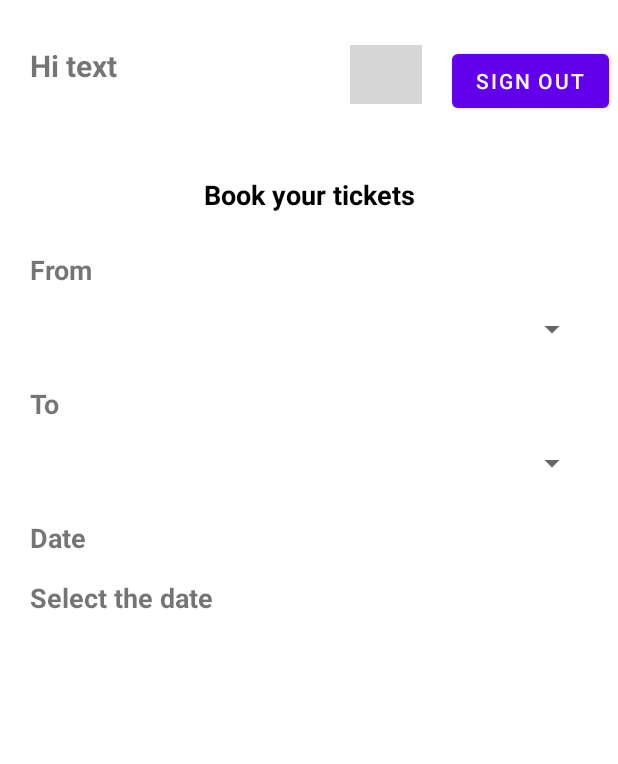
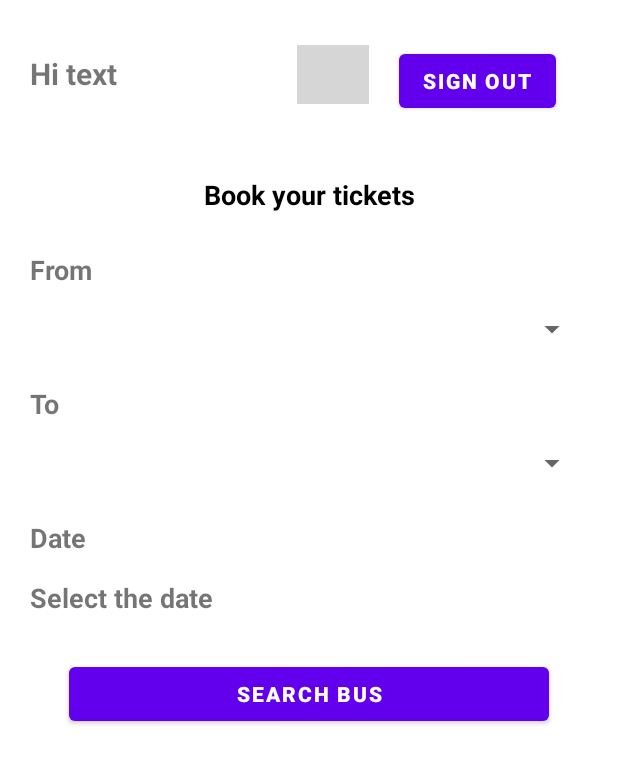
Before and after one commit to sumitdesai1997/androidFinalProject_BusTicketBooking, an Android app: the layout activity_search_bus.xml on its own in the app's theme, with its tools: preview values and no code run, on a phone screen of 412 x 824 dp. Shown: the top 764 px of the screen. Run offline under Robolectric (Android 15) with nearby library versions, the light colour scheme and no system bars; grey boxes are pictures that could not be loaded.

Commit message:
Bus class added and search bus logic part done

```diff
--- a/app/src/main/java/com/example/androidfinalproject_busbooking/MainActivity.java
+++ b/app/src/main/java/com/example/androidfinalproject_busbooking/MainActivity.java
@@ -22,6 +22,7 @@ public class MainActivity extends AppCompatActivity {
     public static String passReg = "^(?=.*[A-Za-z])(?=.*\\d)(?=.*[$@$!%*#?&])[A-Za-z\\d$@$!%*#?&]{8,}$";
     public static String letterReg = "^[a-zA-Z]+(([',. -][a-zA-Z ])?[a-zA-Z]*)*$";
     public static ArrayList<User> userList = new ArrayList<>();
+    public static User currentUser = new User();
 
     @Override
     protected void onCreate(Bundle savedInstanceState) {
@@ -55,6 +56,7 @@ public class MainActivity extends AppCompatActivity {
                 for(User user:userList){
                     if(user.email.equalsIgnoreCase(email) && user.password.equalsIgnoreCase(password)){
                         exist = true;
+                        currentUser = user;
                     }
                 }
 
@@ -67,7 +69,7 @@ public class MainActivity extends AppCompatActivity {
                 } else if(!exist){
                     Toast.makeText(getBaseContext(), "User does not exist", Toast.LENGTH_SHORT).show();
                 } else{
-                    Intent intent = new Intent(getBaseContext(), SignUp.class);
+                    Intent intent = new Intent(getBaseContext(), SearchBus.class);
                     startActivity(intent);
                 }
             } else {
--- a/app/src/main/res/layout/activity_search_bus.xml
+++ b/app/src/main/res/layout/activity_search_bus.xml
@@ -12,12 +12,26 @@
         android:layout_height="wrap_content"
         tools:context=".SearchBus">
 
+        <Button
+            android:id="@+id/btnSearchBus"
+            android:layout_width="wrap_content"
+            android:layout_height="wrap_content"
+            android:layout_marginStart="40dp"
+            android:layout_marginTop="28dp"
+            android:layout_marginEnd="40dp"
+            android:text="                       Search Bus                       "
+            android:textSize="14sp"
+            android:textStyle="bold"
+            app:layout_constraintEnd_toEndOf="parent"
+            app:layout_constraintStart_toStartOf="parent"
+            app:layout_constraintTop_toBottomOf="@+id/tvDate" />
+
         <TextView
-            android:id="@+id/textView10"
+            android:id="@+id/tvWelcome"
             android:layout_width="wrap_content"
             android:layout_height="wrap_content"
             android:layout_marginStart="20dp"
-            android:layout_marginTop="30dp"
+            android:layout_marginTop="35dp"
             android:text="Hi text"
             android:textSize="20sp"
             android:textStyle="bold"
@@ -25,23 +39,24 @@
             app:layout_constraintTop_toTopOf="parent" />
 
         <ImageView
-            android:id="@+id/imageView"
+            android:id="@+id/imgWallet"
             android:layout_width="48dp"
             android:layout_height="39dp"
-            android:layout_marginStart="155dp"
+            android:layout_marginStart="120dp"
             android:layout_marginTop="30dp"
-            app:layout_constraintStart_toEndOf="@+id/textView10"
+            app:layout_constraintStart_toEndOf="@+id/tvWelcome"
             app:layout_constraintTop_toTopOf="parent"
             tools:srcCompat="@tools:sample/backgrounds/scenic" />
 
         <Button
-            android:id="@+id/button"
+            android:id="@+id/btnSignOut"
             android:layout_width="wrap_content"
             android:layout_height="wrap_content"
             android:layout_marginStart="20dp"
             android:layout_marginTop="30dp"
             android:text="Sign out"
-            app:layout_constraintStart_toEndOf="@+id/imageView"
+            android:textStyle="bold"
+            app:layout_constraintStart_toEndOf="@+id/imgWallet"
             app:layout_constraintTop_toTopOf="parent" />
 
         <TextView
@@ -57,7 +72,7 @@
             android:textStyle="bold"
             app:layout_constraintEnd_toEndOf="parent"
             app:layout_constraintStart_toStartOf="parent"
-            app:layout_constraintTop_toBottomOf="@+id/imageView" />
+            app:layout_constraintTop_toBottomOf="@+id/imgWallet" />
 
         <TextView
             android:id="@+id/textView12"
@@ -72,7 +87,7 @@
             app:layout_constraintTop_toBottomOf="@+id/textView11" />
 
         <Spinner
-            android:id="@+id/spinner"
+            android:id="@+id/spFrom"
             android:layout_width="match_parent"
             android:layout_height="wrap_content"
             android:layout_marginStart="20dp"
@@ -92,10 +107,10 @@
             android:textSize="18sp"
             android:textStyle="bold"
             app:layout_constraintStart_toStartOf="parent"
-            app:layout_constraintTop_toBottomOf="@+id/spinner" />
+            app:layout_constraintTop_toBottomOf="@+id/spFrom" />
 
         <Spinner
-            android:id="@+id/spinner2"
+            android:id="@+id/spTo"
             android:layout_width="match_parent"
             android:layout_height="wrap_content"
             android:layout_marginStart="20dp"
@@ -115,7 +130,7 @@
             android:textSize="18sp"
             android:textStyle="bold"
             app:layout_constraintStart_toStartOf="parent"
-            app:layout_constraintTop_toBottomOf="@+id/spinner2" />
+            app:layout_constraintTop_toBottomOf="@+id/spTo" />
 
         <TextView
             android:id="@+id/tvDate"
```
Also changed, not shown: app/src/main/AndroidManifest.xml (+4 -3 lines), app/src/main/java/com/example/androidfinalproject_busbooking/Bus.java (added, +31 -0 lines), app/src/main/java/com/example/androidfinalproject_busbooking/SearchBus.java (+145 -1 lines), app/src/main/java/com/example/androidfinalproject_busbooking/ShowingResults.java (added, +14 -0 lines), app/src/main/res/layout/activity_showing_results.xml (added, +9 -0 lines).
